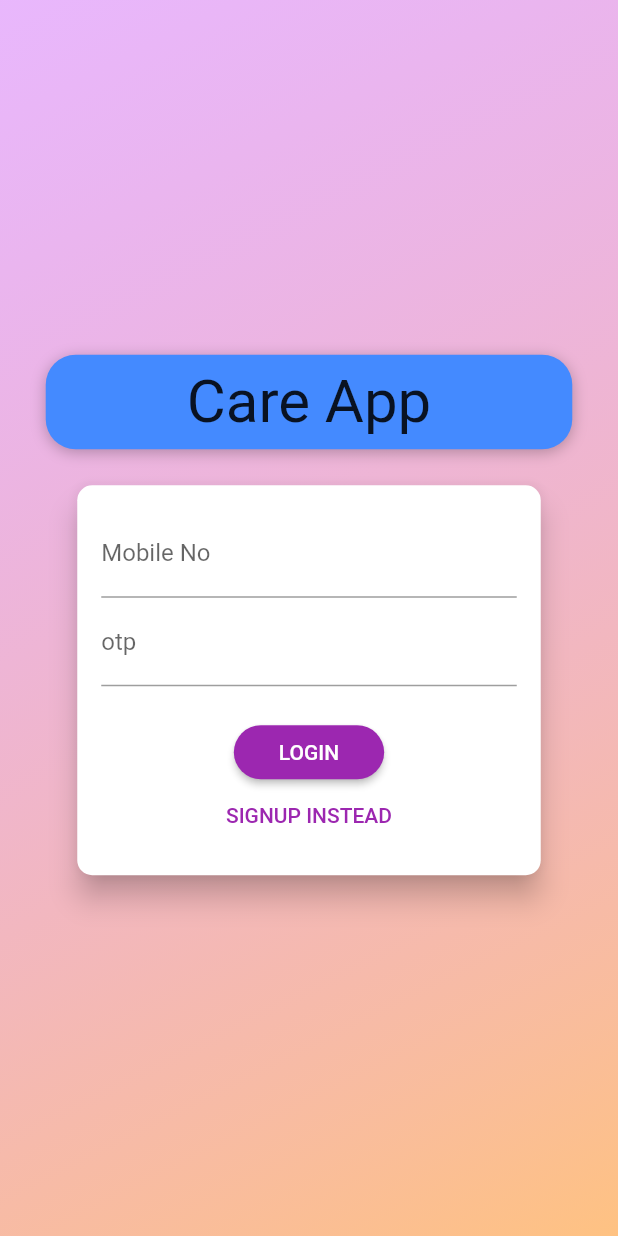
After one commit to sanchez2007/flutter_care, a Flutter app: the screen it shows after launch, on a phone screen of 412 x 824 dp. The commit adds this screen. Run offline on Flutter 3.47's test engine with Material 2 defaults, Android fonts, the light colour scheme and no system bars; our stand-ins replace table_calendar; missing offline and left inert: searchable_dropdown; Roboto replaces fonts that are missing (Anton).

Commit message:
added auth screen

```diff
--- /dev/null
+++ b/lib/Screens/Logon/auth_screen.dart
@@ -0,0 +1,229 @@
+import 'dart:math';
+import 'package:flutter/material.dart';
+
+enum AuthMode { Signup, Login }
+
+class AuthScreen extends StatelessWidget {
+  static const routeName = '/auth';
+
+  @override
+  Widget build(BuildContext context) {
+    final deviceSize = MediaQuery.of(context).size;
+    // final transformConfig = Matrix4.rotationZ(-8 * pi / 180);
+    // transformConfig.translate(-10.0);
+    return Scaffold(
+      // resizeToAvoidBottomInset: false,
+      body: Stack(
+        children: <Widget>[
+          Container(
+            decoration: BoxDecoration(
+              gradient: LinearGradient(
+                colors: [
+                  Color.fromRGBO(215, 117, 255, 1).withOpacity(0.5),
+                  Color.fromRGBO(255, 188, 117, 1).withOpacity(0.9),
+                ],
+                begin: Alignment.topLeft,
+                end: Alignment.bottomRight,
+                stops: [0, 1],
+              ),
+            ),
+          ),
+          SingleChildScrollView(
+            child: Container(
+              height: deviceSize.height,
+              width: deviceSize.width,
+              child: Column(
+                mainAxisAlignment: MainAxisAlignment.center,
+                crossAxisAlignment: CrossAxisAlignment.center,
+                children: <Widget>[
+                  Flexible(
+                    child: Container(
+                      margin: EdgeInsets.only(bottom: 20.0),
+                      padding:
+                          EdgeInsets.symmetric(vertical: 8.0, horizontal: 94.0),
+                      //transform: Matrix4.rotationZ(-8 * pi / 180)
+                      // ..translate(-10.0),
+                      // ..translate(-10.0),
+                      decoration: BoxDecoration(
+                        borderRadius: BorderRadius.circular(20),
+                        color: Colors.blueAccent,
+                        boxShadow: [
+                          BoxShadow(
+                            blurRadius: 8,
+                            color: Colors.black26,
+                            offset: Offset(0, 2),
+                          )
+                        ],
+                      ),
+                      child: Text(
+                        'Care App',
+                        style: TextStyle(
+                          color: Theme.of(context).accentTextTheme.title.color,
+                          fontSize: 40,
+                          fontFamily: 'Anton',
+                          fontWeight: FontWeight.normal,
+                        ),
+                      ),
+                    ),
+                  ),
+                  Flexible(
+                    flex: deviceSize.width > 600 ? 2 : 1,
+                    child: AuthCard(),
+                  ),
+                ],
+              ),
+            ),
+          ),
+        ],
+      ),
+    );
+  }
+}
+
+class AuthCard extends StatefulWidget {
+  const AuthCard({
+    Key key,
+  }) : super(key: key);
+
+  @override
+  _AuthCardState createState() => _AuthCardState();
+}
+
+class _AuthCardState extends State<AuthCard> {
+  final GlobalKey<FormState> _formKey = GlobalKey();
+  AuthMode _authMode = AuthMode.Login;
+  Map<String, String> _authData = {
+    'email': '',
+    'password': '',
+  };
+  var _isLoading = false;
+  final _passwordController = TextEditingController();
+
+  void _submit() {
+    if (!_formKey.currentState.validate()) {
+      // Invalid!
+      return;
+    }
+    _formKey.currentState.save();
+    setState(() {
+      _isLoading = true;
+    });
+    if (_authMode == AuthMode.Login) {
+      // Log user in
+    } else {
+      // Sign user up
+    }
+    setState(() {
+      _isLoading = false;
+    });
+  }
+
+  void _switchAuthMode() {
+    if (_authMode == AuthMode.Login) {
+      setState(() {
+        _authMode = AuthMode.Signup;
+      });
+    } else {
+      setState(() {
+        _authMode = AuthMode.Login;
+      });
+    }
+  }
+
+  @override
+  Widget build(BuildContext context) {
+    final deviceSize = MediaQuery.of(context).size;
+    return Card(
+      shape: RoundedRectangleBorder(
+        borderRadius: BorderRadius.circular(10.0),
+      ),
+      elevation: 8.0,
+      child: Container(
+        height: _authMode == AuthMode.Signup ? 320 : 260,
+        constraints:
+            BoxConstraints(minHeight: _authMode == AuthMode.Signup ? 320 : 260),
+        width: deviceSize.width * 0.75,
+        padding: EdgeInsets.all(16.0),
+        child: Form(
+          key: _formKey,
+          child: SingleChildScrollView(
+            child: Column(
+              children: <Widget>[
+                TextFormField(
+                  decoration: InputDecoration(labelText: 'Mobile No'),
+                  keyboardType: TextInputType.emailAddress,
+                  validator: (value) {
+                    String patttern = r'(^(?:[+0]9)?[0-9]{10,10}$)';
+                    RegExp regExp = new RegExp(patttern);
+                    if (value.isEmpty || !regExp.hasMatch(value)) {
+                      return 'Invalid Mobile no!';
+                    }
+                    return null;
+                    // return null;
+                  },
+                  onSaved: (value) {
+                    _authData['email'] = value;
+                  },
+                ),
+                TextFormField(
+                  decoration: InputDecoration(labelText: 'otp'),
+                  obscureText: true,
+                  controller: _passwordController,
+                  validator: (value) {
+                    String patttern = r'(^(?:[+0]9)?[0-9]{6,6}$)';
+                    RegExp regExp = new RegExp(patttern);
+                    if (value.isEmpty || !regExp.hasMatch(value)) {
+                      return 'OTP is too short!';
+                    }
+                  },
+                  onSaved: (value) {
+                    _authData['password'] = value;
+                  },
+                ),
+                if (_authMode == AuthMode.Signup)
+                  TextFormField(
+                    enabled: _authMode == AuthMode.Signup,
+                    decoration: InputDecoration(labelText: 'Confirm Password'),
+                    obscureText: true,
+                    validator: _authMode == AuthMode.Signup
+                        ? (value) {
+                            if (value != _passwordController.text) {
+                              return 'Passwords do not match!';
+                            }
+                          }
+                        : null,
+                  ),
+                SizedBox(
+                  height: 20,
+                ),
+                if (_isLoading)
+                  CircularProgressIndicator()
+                else
+                  RaisedButton(
+                    child:
+                        Text(_authMode == AuthMode.Login ? 'LOGIN' : 'SIGN UP'),
+                    onPressed: _submit,
+                    shape: RoundedRectangleBorder(
+                      borderRadius: BorderRadius.circular(30),
+                    ),
+                    padding:
+                        EdgeInsets.symmetric(horizontal: 30.0, vertical: 8.0),
+                    color: Theme.of(context).primaryColor,
+                    textColor: Theme.of(context).primaryTextTheme.button.color,
+                  ),
+                FlatButton(
+                  child: Text(
+                      '${_authMode == AuthMode.Login ? 'SIGNUP' : 'LOGIN'} INSTEAD'),
+                  onPressed: _switchAuthMode,
+                  padding: EdgeInsets.symmetric(horizontal: 30.0, vertical: 4),
+                  materialTapTargetSize: MaterialTapTargetSize.shrinkWrap,
+                  textColor: Theme.of(context).primaryColor,
+                ),
+              ],
+            ),
+          ),
+        ),
+      ),
+    );
+  }
+}
--- a/lib/Screens/home/maim_drawer.dart
+++ b/lib/Screens/home/maim_drawer.dart
@@ -40,13 +40,13 @@ class Maindrawer extends StatelessWidget {
           SizedBox(
             height: 20,
           ),
-          buildListTile("Profile", Icons.medical_services, () {
+          buildListTile("Account", Icons.face_retouching_natural, () {
             Navigator.of(context).pushNamed('/profile');
           }),
-          buildListTile("Account Details", Icons.account_balance, () {
+          buildListTile("My Bookings", Icons.list_alt_outlined, () {
             Navigator.of(context).pushNamed('/bankdetails');
           }),
-          buildListTile("Payments", Icons.money_off_csred_outlined, () {
+          buildListTile("Payments", Icons.money_sharp, () {
             Navigator.of(context).pushNamed('/profile');
           }),
         ],
--- a/lib/main.dart
+++ b/lib/main.dart
@@ -2,6 +2,7 @@ import 'package:flutter/material.dart';
 import 'Screens/home/tab_screen.dart';
 import 'Screens/profile/profile_screen.dart';
 import 'Screens/UserAccount/UserProfile.dart';
+import 'Screens/Logon/auth_screen.dart';
 
 void main() => runApp(MyApp());
 
@@ -27,7 +28,8 @@ class MyApp extends StatelessWidget {
       //home: MyHomePage(),
       initialRoute: '/',
       routes: {
-        '/': (ctx) => TabsScreen(),
+        //  '/': (ctx) => TabsScreen(),
+        '/': (ctx) => AuthScreen(),
         '/profile': (ctx) => ProfileScreen(
             profilename: "XXXXX", email: "xxxx@hh.com", Phoneno: "2222222"),
         '/bankdetails': (ctx) => BankingDetails(),
```
Also changed, not shown: lib/Screens/doctor_booking/booking_screen.dart (+15 -1 lines), lib/Screens/doctor_booking/calender/pages/events_example.dart (+21 -33 lines), lib/Screens/doctor_booking/calender/utils1.dart (added, +79 -0 lines), lib/Screens/home/drop_downlist.dart (+14 -5 lines), lib/Screens/home/searchcard.dart (+6 -43 lines), lib/Screens/home/tab_screen.dart (+45 -11 lines).
